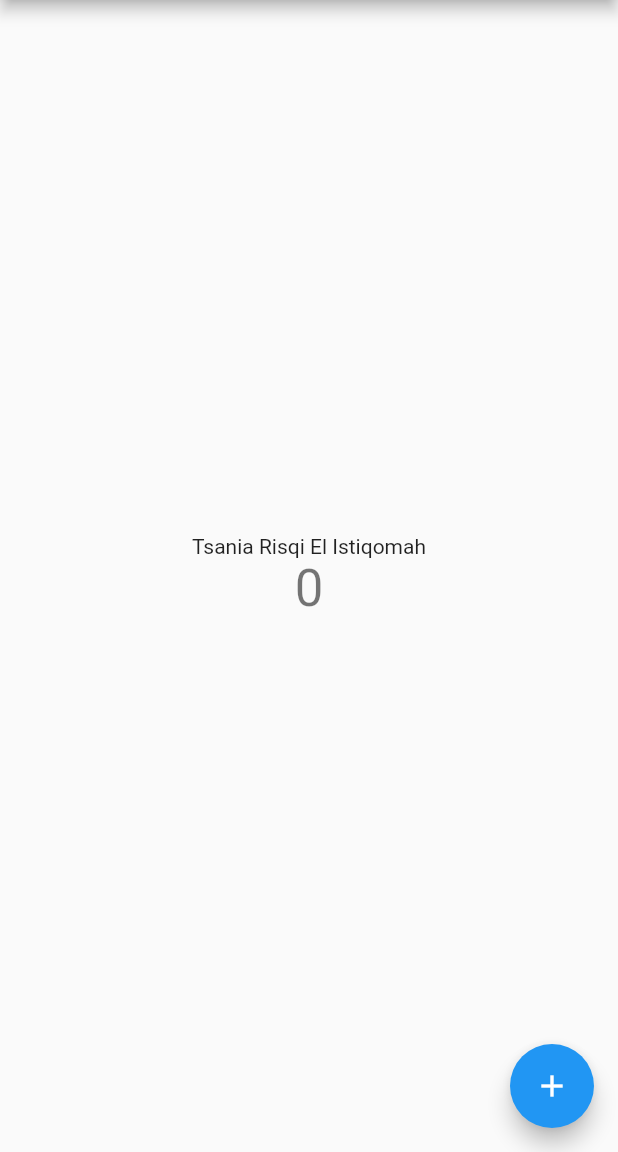
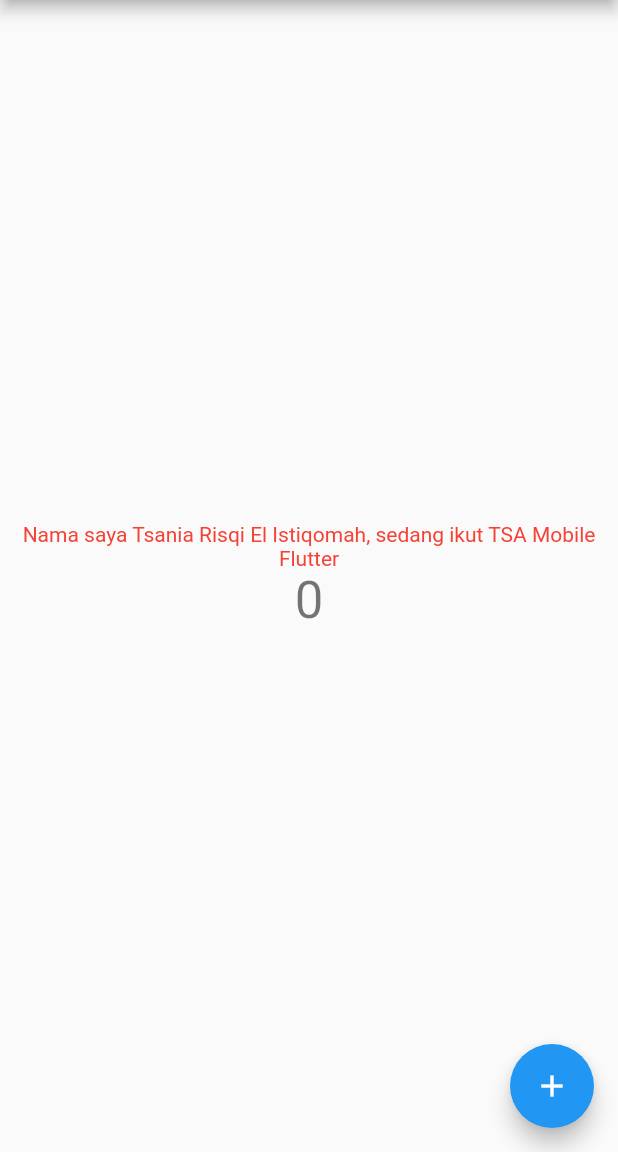
Before and after one commit to tsaniarisqi/flutter-fundamental-part1, a Flutter app: the screen it shows after launch, on a phone screen of 412 x 824 dp, the part 84-1236 px from its top. Run offline on Flutter 3.47's test engine with Material 2 defaults, Android fonts, the phone set to English and light mode, and no system bars.

Commit message:
praktikum 3, text widget

```diff
--- /dev/null
+++ b/lib/basic_widgets/text_widget.dart
@@ -0,0 +1,13 @@
+import 'package:flutter/material.dart';
+
+class MyTextWidget extends StatelessWidget {
+  const MyTextWidget({Key? key}) : super(key: key);
+
+  @override
+  Widget build(BuildContext context) {
+    return const Text(
+      "Nama saya Tsania Risqi El Istiqomah, sedang ikut TSA Mobile Flutter",
+      style: TextStyle(color: Colors.red, fontSize: 14),
+      textAlign: TextAlign.center);
+  }
+}
--- a/lib/main.dart
+++ b/lib/main.dart
@@ -1,4 +1,5 @@
 import 'package:flutter/material.dart';
+import 'package:hello_world/basic_widgets/text_widget.dart';
 
 void main() {
   runApp(const MyApp());
@@ -95,9 +96,7 @@ class _MyHomePageState extends State<MyHomePage> {
           // horizontal).
           mainAxisAlignment: MainAxisAlignment.center,
           children: <Widget>[
-            const Text(
-              'Tsania Risqi El Istiqomah',
-            ),
+            const MyTextWidget(),
             Text(
               '$_counter',
               style: Theme.of(context).textTheme.headline4,
```
Also changed, not shown: images/02.png (added), 1 other file.
